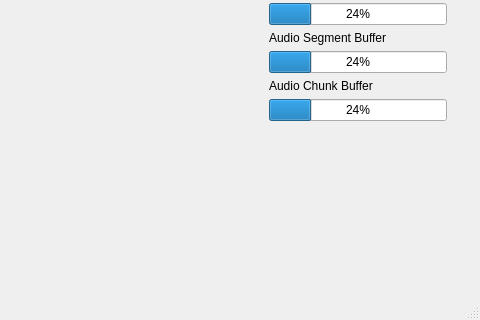
bitmovin/libdash, file libdash/qtsampleplayer/qtsampleplayer.ui: the form before one commit; both pictures show x 800 to 1280 and y 400 to 720 of the 1280 by 720 pixel window.
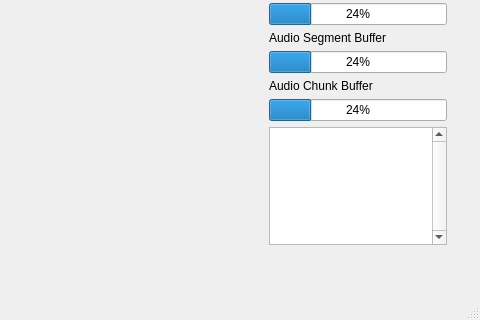
The form after the commit. Icons and pictures are not drawn. Custom widgets are drawn as their Qt base class.

```diff
--- a/libdash/qtsampleplayer/qtsampleplayer.ui
+++ b/libdash/qtsampleplayer/qtsampleplayer.ui
@@ -305,6 +305,28 @@
             </property>
            </spacer>
           </item>
+          <item>
+           <widget class="QTextEdit" name="textBox">
+            <property name="enabled">
+             <bool>true</bool>
+            </property>
+            <property name="acceptDrops">
+             <bool>false</bool>
+            </property>
+            <property name="autoFillBackground">
+             <bool>true</bool>
+            </property>
+            <property name="verticalScrollBarPolicy">
+             <enum>Qt::ScrollBarAlwaysOn</enum>
+            </property>
+            <property name="horizontalScrollBarPolicy">
+             <enum>Qt::ScrollBarAlwaysOff</enum>
+            </property>
+            <property name="readOnly">
+             <bool>true</bool>
+            </property>
+           </widget>
+          </item>
           <item>
            <widget class="QLabel" name="bitmovinLogo">
             <property name="maximumSize">
@@ -327,19 +349,6 @@
          </layout>
         </widget>
        </item>
-       <item>
-        <spacer name="verticalSpacer_2">
-         <property name="orientation">
-          <enum>Qt::Vertical</enum>
-         </property>
-         <property name="sizeHint" stdset="0">
-          <size>
-           <width>20</width>
-           <height>40</height>
-          </size>
-         </property>
-        </spacer>
-       </item>
       </layout>
      </widget>
     </item>
```
